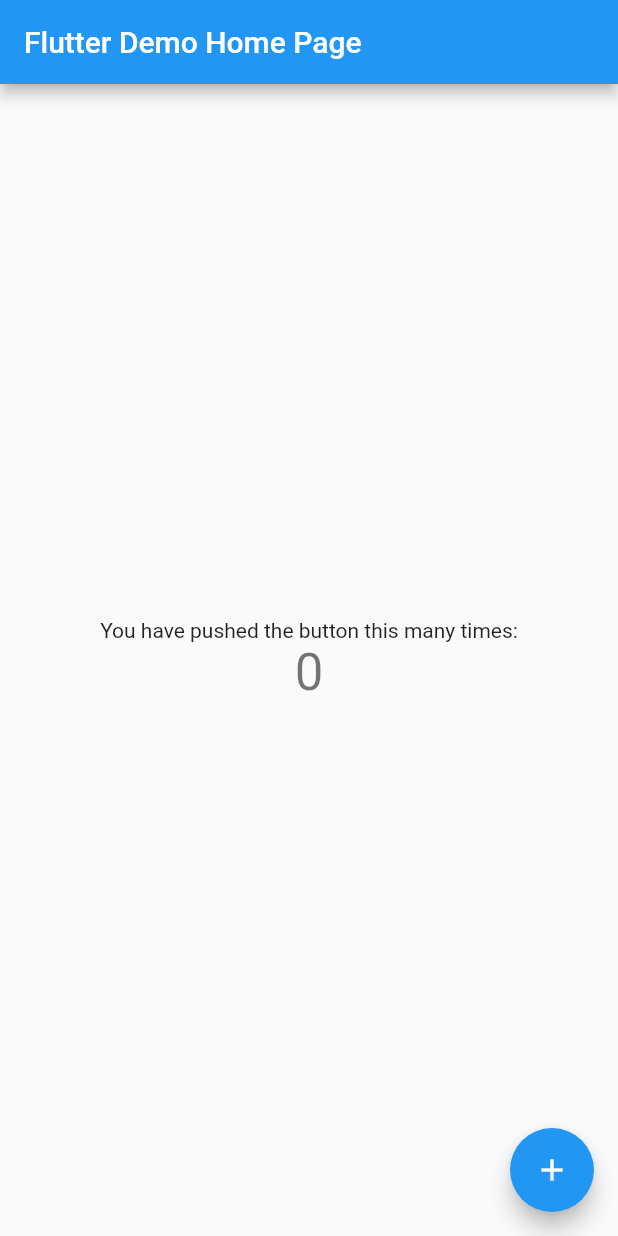
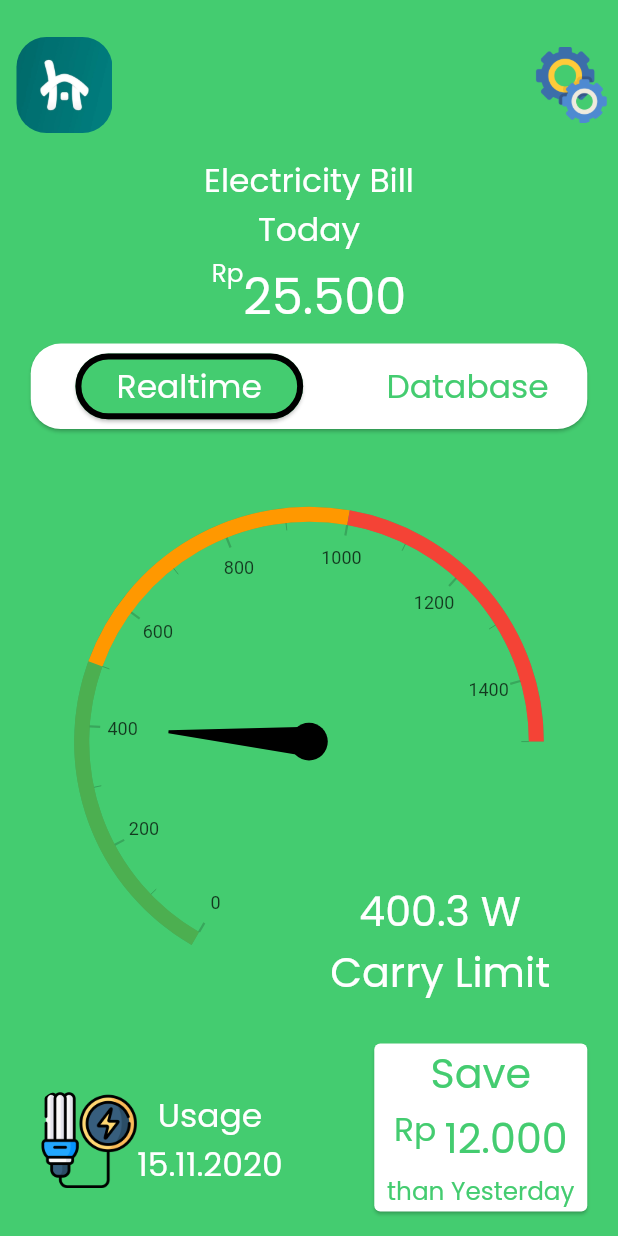
Before and after one commit to fahmi277/hinergi-v9, a Flutter app: the screen it shows after launch, on a phone screen of 412 x 824 dp. Run offline on Flutter 3.47's test engine with Material 2 defaults, Android fonts, the light colour scheme and no system bars; drawn by our look-alikes of syncfusion_flutter_gauges; our stand-ins replace flutter_screenutil, google_fonts.

Commit message:
fisrt commit

```diff
--- a/lib/main.dart
+++ b/lib/main.dart
@@ -1,117 +1,8 @@
 import 'package:flutter/material.dart';
+import 'package:hinergi_v9/views/HinergiApp.dart';
+
+import 'views/LoadScreen.dart';
 
 void main() {
-  runApp(MyApp());
+  runApp(loadScreen());
 }
-
-class MyApp extends StatelessWidget {
-  // This widget is the root of your application.
-  @override
-  Widget build(BuildContext context) {
-    return MaterialApp(
-      title: 'Flutter Demo',
-      theme: ThemeData(
-        // This is the theme of your application.
-        //
-        // Try running your application with "flutter run". You'll see the
-        // application has a blue toolbar. Then, without quitting the app, try
-        // changing the primarySwatch below to Colors.green and then invoke
-        // "hot reload" (press "r" in the console where you ran "flutter run",
-        // or simply save your changes to "hot reload" in a Flutter IDE).
-        // Notice that the counter didn't reset back to zero; the application
-        // is not restarted.
-        primarySwatch: Colors.blue,
-        // This makes the visual density adapt to the platform that you run
-        // the app on. For desktop platforms, the controls will be smaller and
-        // closer together (more dense) than on mobile platforms.
-        visualDensity: VisualDensity.adaptivePlatformDensity,
-      ),
-      home: MyHomePage(title: 'Flutter Demo Home Page'),
-    );
-  }
-}
-
-class MyHomePage extends StatefulWidget {
-  MyHomePage({Key key, this.title}) : super(key: key);
-
-  // This widget is the home page of your application. It is stateful, meaning
-  // that it has a State object (defined below) that contains fields that affect
-  // how it looks.
-
-  // This class is the configuration for the state. It holds the values (in this
-  // case the title) provided by the parent (in this case the App widget) and
-  // used by the build method of the State. Fields in a Widget subclass are
-  // always marked "final".
-
-  final String title;
-
-  @override
-  _MyHomePageState createState() => _MyHomePageState();
-}
-
-class _MyHomePageState extends State<MyHomePage> {
-  int _counter = 0;
-
-  void _incrementCounter() {
-    setState(() {
-      // This call to setState tells the Flutter framework that something has
-      // changed in this State, which causes it to rerun the build method below
-      // so that the display can reflect the updated values. If we changed
-      // _counter without calling setState(), then the build method would not be
-      // called again, and so nothing would appear to happen.
-      _counter++;
-    });
-  }
-
-  @override
-  Widget build(BuildContext context) {
-    // This method is rerun every time setState is called, for instance as done
-    // by the _incrementCounter method above.
-    //
-    // The Flutter framework has been optimized to make rerunning build methods
-    // fast, so that you can just rebuild anything that needs updating rather
-    // than having to individually change instances of widgets.
-    return Scaffold(
-      appBar: AppBar(
-        // Here we take the value from the MyHomePage object that was created by
-        // the App.build method, and use it to set our appbar title.
-        title: Text(widget.title),
-      ),
-      body: Center(
-        // Center is a layout widget. It takes a single child and positions it
-        // in the middle of the parent.
-        child: Column(
-          // Column is also a layout widget. It takes a list of children and
-          // arranges them vertically. By default, it sizes itself to fit its
-          // children horizontally, and tries to be as tall as its parent.
-          //
-          // Invoke "debug painting" (press "p" in the console, choose the
-          // "Toggle Debug Paint" action from the Flutter Inspector in Android
-          // Studio, or the "Toggle Debug Paint" command in Visual Studio Code)
-          // to see the wireframe for each widget.
-          //
-          // Column has various properties to control how it sizes itself and
-          // how it positions its children. Here we use mainAxisAlignment to
-          // center the children vertically; the main axis here is the vertical
-          // axis because Columns are vertical (the cross axis would be
-          // horizontal).
-          mainAxisAlignment: MainAxisAlignment.center,
-          children: <Widget>[
-            Text(
-              'You have pushed the button this many times:',
-            ),
-            Text(
-              '$_counter',
-              style: Theme.of(context).textTheme.headline4,
-            ),
-          ],
-        ),
-      ),
-      floatingActionButton: FloatingActionButton(
-        onPressed: _incrementCounter,
-        tooltip: 'Increment',
-        child: Icon(Icons.add),
-      ), // This trailing comma makes auto-formatting nicer for build methods.
-    );
-  }
-}
--- /dev/null
+++ b/lib/resources/String.dart
@@ -0,0 +1,12 @@
+class AllString {
+  Map judul = {"title": "Electricity Bill", "size": 40};
+
+  Map subjudul = {"title": "Today", "size": 40};
+  Map footer = {"title": "12.000", "size": 50};
+
+  Map billingrupiah = {"title": "25.500", "size": 60};
+  Map mode = {"title1": "Realtime", "title2": "Database"};
+
+  Map dummyKwh = {"title": "400.3 W", "size": 50};
+  Map dummyKwhStatus = {"title": "Carry Limit", "size": 50};
+}
--- /dev/null
+++ b/lib/views/HinergiApp.dart
@@ -0,0 +1,327 @@
+import 'package:flutter/material.dart';
+import 'package:flutter_screenutil/flutter_screenutil.dart';
+import 'package:google_fonts/google_fonts.dart';
+import 'package:hinergi_v9/resources/String.dart';
+import 'package:syncfusion_flutter_gauges/gauges.dart';
+
+class HinergiApp extends StatefulWidget {
+  @override
+  _HinergiAppState createState() => _HinergiAppState();
+}
+
+class _HinergiAppState extends State<HinergiApp> {
+  @override
+  Widget build(BuildContext context) {
+    ScreenUtil.init(context,
+        designSize: Size(750, 1334), allowFontScaling: false);
+    return MaterialApp(
+      debugShowCheckedModeBanner: false,
+      home: Scaffold(
+        body: SafeArea(
+          child: Stack(
+            children: [
+              //end of UI
+              // end of UI
+              Container(
+                color: Color.fromARGB(255, 68, 204, 112),
+                // color: Colors.blue,
+              ),
+              Padding(
+                padding: EdgeInsets.only(top: ScreenUtil().setHeight(20)),
+                child: Row(
+                  mainAxisAlignment: MainAxisAlignment.spaceBetween,
+                  children: [
+                    Padding(
+                      padding: EdgeInsets.only(
+                          top: ScreenUtil().setHeight(20),
+                          bottom: ScreenUtil().setHeight(20),
+                          left: ScreenUtil().setWidth(20),
+                          right: ScreenUtil().setWidth(20)),
+                      child: ClipRRect(
+                        borderRadius: BorderRadius.circular(20.0),
+                        child: Image.asset(
+                          'lib/assets/icons/logohinergi.jpg',
+                          scale: 10,
+                        ),
+                      ),
+                    ),
+                    Padding(
+                      padding: EdgeInsets.only(
+                          top: ScreenUtil().setHeight(10),
+                          bottom: ScreenUtil().setHeight(10),
+                          left: ScreenUtil().setWidth(10),
+                          right: ScreenUtil().setWidth(10)),
+                      child: ClipRRect(
+                        borderRadius: BorderRadius.circular(20.0),
+                        child: Image.asset(
+                          'lib/assets/icons/settings.png',
+                          scale: 10,
+                        ),
+                      ),
+                    ),
+                  ],
+                ),
+              ),
+              Padding(
+                padding: EdgeInsets.only(bottom: ScreenUtil().setHeight(800)),
+                child: Center(
+                  child: Column(
+                    mainAxisAlignment: MainAxisAlignment.center,
+                    children: [
+                      Center(
+                          child: Text(AllString().judul["title"],
+                              style: GoogleFonts.poppins(
+                                  color: Colors.white,
+                                  fontSize: ScreenUtil()
+                                      .setSp(AllString().judul["size"])))),
+                      Center(
+                        child: Text(AllString().subjudul["title"],
+                            style: GoogleFonts.poppins(
+                                color: Colors.white,
+                                fontSize: ScreenUtil()
+                                    .setSp(AllString().subjudul["size"]))),
+                      ),
+                      Center(
+                        child: Row(
+                          mainAxisAlignment: MainAxisAlignment.center,
+                          children: [
+                            Padding(
+                              padding: EdgeInsets.only(
+                                  bottom: ScreenUtil().setHeight(50)),
+                              child: Text("Rp",
+                                  style: GoogleFonts.poppins(
+                                      color: Colors.white,
+                                      fontSize: ScreenUtil().setSp(30))),
+                            ),
+                            Text(AllString().billingrupiah["title"],
+                                style: GoogleFonts.poppins(
+                                    color: Colors.white,
+                                    fontSize: ScreenUtil().setSp(
+                                        AllString().billingrupiah["size"]))),
+                          ],
+                        ),
+                      ),
+                    ],
+                  ),
+                ),
+              ),
+              Padding(
+                padding: EdgeInsets.only(
+                    left: ScreenUtil().setWidth(30),
+                    right: ScreenUtil().setWidth(30),
+                    bottom: ScreenUtil().setHeight(500)),
+                child: Center(
+                  child: Container(
+                    height: 65,
+                    // width: 200,
+                    child: Card(
+                      shape: RoundedRectangleBorder(
+                        borderRadius: BorderRadius.circular(20.0),
+                      ),
+                      child: Row(
+                        mainAxisAlignment: MainAxisAlignment.spaceAround,
+                        children: [
+                          Center(
+                              child: Card(
+                            color: Color.fromARGB(255, 68, 204, 112),
+                            shape: StadiumBorder(
+                              side: BorderSide(
+                                color: Colors.black,
+                                width: 4.0,
+                              ),
+                            ),
+                            child: Padding(
+                              padding: EdgeInsets.only(
+                                  left: ScreenUtil().setWidth(50),
+                                  right: ScreenUtil().setWidth(50),
+                                  top: ScreenUtil().setWidth(10),
+                                  bottom: ScreenUtil().setWidth(10)),
+                              child: Text(AllString().mode["title1"],
+                                  style: GoogleFonts.poppins(
+                                      color: Colors.white,
+                                      fontSize: ScreenUtil()
+                                          .setSp(AllString().judul["size"]))),
+                            ),
+                          )),
+                          Center(
+                            child: Text(AllString().mode["title2"],
+                                style: GoogleFonts.poppins(
+                                    color: Color.fromARGB(255, 68, 204, 112),
+                                    fontSize: ScreenUtil()
+                                        .setSp(AllString().subjudul["size"]))),
+                          )
+                        ],
+                      ),
+                    ),
+                  ),
+                ),
+              ),
+
+              Padding(
+                padding: EdgeInsets.only(top: 0.20.sh),
+                child: Center(
+                    child: Container(
+                        height: ScreenUtil().setHeight(600),
+                        width: ScreenUtil().setWidth(600),
+                        child: SfRadialGauge(axes: <RadialAxis>[
+                          RadialAxis(
+                              minimum: 0,
+                              maximum: 150 * 10.0,
+                              startAngle: 120,
+                              endAngle: 0,
+                              ranges: <GaugeRange>[
+                                GaugeRange(
+                                    startValue: 0 * 10.0,
+                                    endValue: 50 * 10.0,
+                                    color: Colors.green,
+                                    startWidth: 10,
+                                    endWidth: 10),
+                                GaugeRange(
+                                    startValue: 50 * 10.0,
+                                    endValue: 100 * 10.0,
+                                    color: Colors.orange,
+                                    startWidth: 10,
+                                    endWidth: 10),
+                                GaugeRange(
+                                    startValue: 100 * 10.0,
+                                    endValue: 150 * 10.0,
+                                    color: Colors.red,
+                                    startWidth: 10,
+                                    endWidth: 10)
+                              ],
+                              pointers: <GaugePointer>[
+                                NeedlePointer(value: 400.3)
+                              ],
+                              annotations: <GaugeAnnotation>[
+                                GaugeAnnotation(
+                                    widget: Padding(
+                                      padding: EdgeInsets.only(
+                                        top: ScreenUtil().setHeight(270),
+                                        left: ScreenUtil().setWidth(100),
+                                      ),
+                                      child: Container(
+                                          child: Column(
+                                        children: [
+                                          Text(AllString().dummyKwh["title"],
+                                              style: GoogleFonts.poppins(
+                                                  color: Colors.white,
+                                                  fontSize: ScreenUtil().setSp(
+                                                      AllString()
+                                                          .dummyKwh["size"]))),
+                                          Text(
+                                              AllString()
+                                                  .dummyKwhStatus["title"],
+                                              style: GoogleFonts.poppins(
+                                                  color: Colors.white,
+                                                  fontSize: ScreenUtil().setSp(
+                                                      AllString()
+                                                              .dummyKwhStatus[
+                                                          "size"]))),
+                                        ],
+                                      )),
+                                    ),
+                                    angle: 40,
+                                    positionFactor: 0.5)
+                              ])
+                        ]))),
+              ),
+
+              Column(
+                mainAxisAlignment: MainAxisAlignment.end,
+                children: [
+                  Padding(
+                    padding: EdgeInsets.only(
+                        bottom: ScreenUtil().setHeight(20),
+                        right: ScreenUtil().setWidth(30)),
+                    child: Row(
+                      mainAxisAlignment: MainAxisAlignment.end,
+                      children: [
+                        Container(
+                          height: 120,
+                          width: 150,
+                          child: Card(
+                            child: Column(
+                              children: [
+                                Text("Save",
+                                    style: GoogleFonts.poppins(
+                                        color:
+                                            Color.fromARGB(255, 68, 204, 112),
+                                        fontSize: ScreenUtil().setSp(
+                                            AllString().footer["size"]))),
+                                Row(
+                                  mainAxisAlignment: MainAxisAlignment.center,
+                                  children: [
+                                    Padding(
+                                        padding: EdgeInsets.only(
+                                            bottom: ScreenUtil().setHeight(20),
+                                            right: ScreenUtil().setWidth(10)),
+                                        child: Text("Rp",
+                                            style: GoogleFonts.poppins(
+                                                color: Color.fromARGB(
+                                                    255, 68, 204, 112),
+                                                fontSize:
+                                                    ScreenUtil().setSp(40)))),
+                                    Text(AllString().footer["title"],
+                                        style: GoogleFonts.poppins(
+                                            color: Color.fromARGB(
+                                                255, 68, 204, 112),
+                                            fontSize: ScreenUtil().setSp(
+                                                AllString().footer["size"]))),
+                                  ],
+                                ),
+                                Text("than Yesterday",
+                                    style: GoogleFonts.poppins(
+                                        color:
+                                            Color.fromARGB(255, 68, 204, 112),
+                                        fontSize: ScreenUtil().setSp(30))),
+                              ],
+                            ),
+                          ),
+                        )
+                      ],
+                    ),
+                  ),
+                ],
+              ),
+              Column(
+                mainAxisAlignment: MainAxisAlignment.end,
+                children: [
+                  Padding(
+                    padding: EdgeInsets.only(
+                        bottom: ScreenUtil().setHeight(50),
+                        left: ScreenUtil().setWidth(50)),
+                    child: Row(
+                      children: [
+                        ClipRRect(
+                          borderRadius: BorderRadius.circular(10.0),
+                          child: Image.asset(
+                            'lib/assets/icons/light.png',
+                            scale: 8,
+                          ),
+                        ),
+                        Column(
+                          children: [
+                            Text("Usage",
+                                style: GoogleFonts.poppins(
+                                    color: Colors.white,
+                                    fontSize: ScreenUtil()
+                                        .setSp(AllString().subjudul["size"]))),
+                            Text("15.11.2020",
+                                style: GoogleFonts.poppins(
+                                    color: Colors.white,
+                                    fontSize: ScreenUtil()
+                                        .setSp(AllString().subjudul["size"])))
+                          ],
+                        )
+                      ],
+                    ),
+                  )
+                ],
+              )
+            ],
+          ),
+        ),
+      ),
+    );
+  }
+}
--- /dev/null
+++ b/lib/views/LoadScreen.dart
@@ -0,0 +1,21 @@
+import 'package:flutter/material.dart';
+import 'package:hinergi_v9/views/HinergiApp.dart';
+
+class loadScreen extends StatefulWidget {
+  @override
+  _loadScreenState createState() => _loadScreenState();
+}
+
+class _loadScreenState extends State<loadScreen> {
+  @override
+  Widget build(BuildContext context) {
+    return MaterialApp(
+      debugShowCheckedModeBanner: false,
+      home: Scaffold(
+        // body: MyApp(),
+        // body: LoginPage(),
+        body: HinergiApp(),
+      ),
+    );
+  }
+}
```
Also changed, not shown: pubspec.yaml (+9 -0 lines), lib/assets/icons/avatar.png (added), lib/assets/icons/electricity.png (added), lib/assets/icons/horizontal.png (added), lib/assets/icons/light.png (added), lib/assets/icons/logohinergi.jpg (added), lib/assets/icons/settings.png (added), lib/assets/icons/stats.png (added), pubspec.lock, 2 other files.
